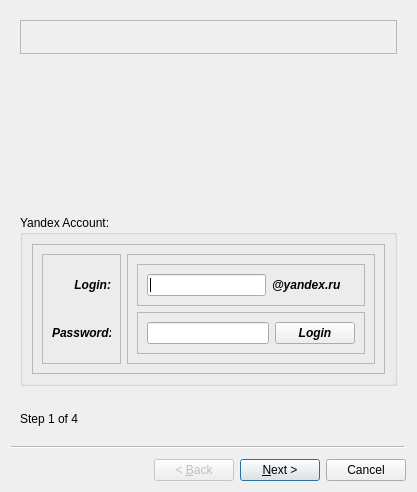
The window that qt/wizard.ui (avsokol/yandish-code) describes before a commit, drawn with Qt 5.
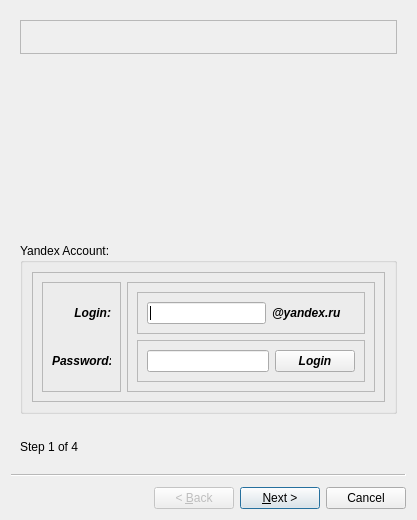
The same window after the commit. Icons and pictures are not drawn.

Commit message:
added proxy elements in wizard. Not yet implemented
	modified:   qt/wizard.py
	modified:   qt/wizard.ui

The edit to the form file:
```diff
--- a/qt/wizard.ui
+++ b/qt/wizard.ui
@@ -7,7 +7,7 @@
     <x>0</x>
     <y>0</y>
     <width>417</width>
-    <height>492</height>
+    <height>520</height>
    </rect>
   </property>
   <property name="sizePolicy">
@@ -19,13 +19,13 @@
   <property name="minimumSize">
    <size>
     <width>417</width>
-    <height>492</height>
+    <height>520</height>
    </size>
   </property>
   <property name="maximumSize">
    <size>
     <width>417</width>
-    <height>492</height>
+    <height>520</height>
    </size>
   </property>
   <property name="windowTitle">
```
Left out of the diff: 125 changed lines with no effect on the pictures. The commit also changes 1 other file.
